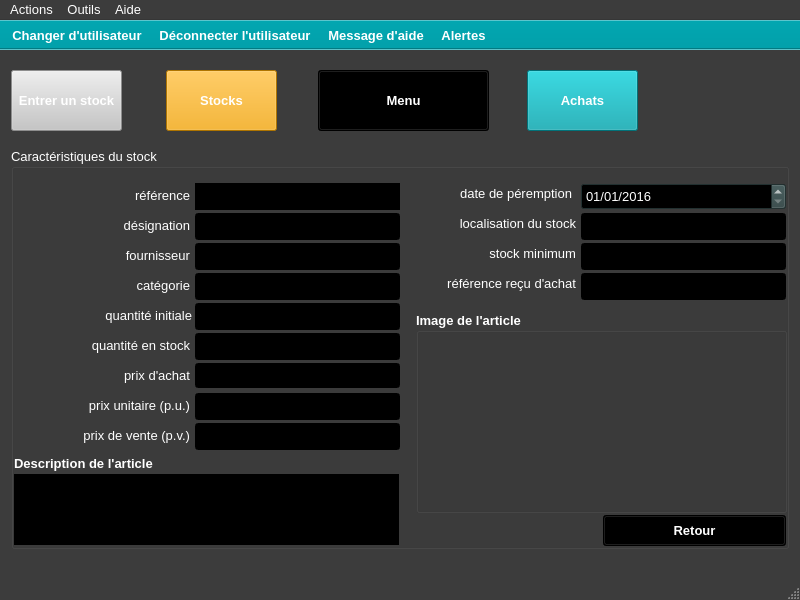
This is ui/yeroth-erp-achats-detail-window.ui in xnoumbissinoundou/yeroth-erp-3.0 as Qt 5 draws it before an edit. The edited form follows.
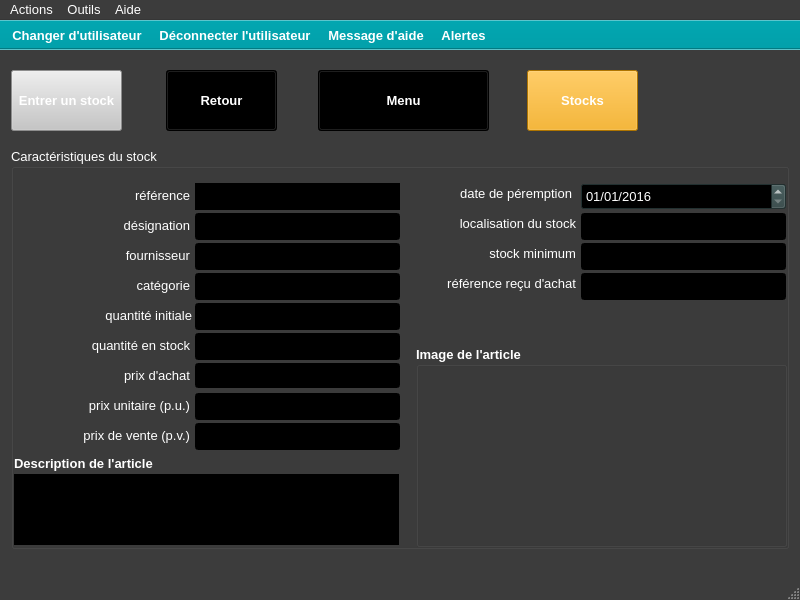
This is the edited form. Icons and pictures are not drawn. Custom widgets are drawn as their Qt base class.

Commit message: On branch master 	modified:   bin/yeroth-erp-3-0_english.qm 	modified:   src/windows/yeroth-erp-achats-detail-window.cpp 	modified:   ui/yeroth-erp-achats-detail-window.ui 	modified:   yeroth-erp-3-0_english.ts

```diff
--- a/ui/yeroth-erp-achats-detail-window.ui
+++ b/ui/yeroth-erp-achats-detail-window.ui
@@ -872,7 +872,7 @@
      <string>Entrer un stock</string>
     </property>
    </widget>
-   <widget class="YerothPushButton" name="pushButton_lister">
+   <widget class="YerothPushButton" name="pushButton_retour">
     <property name="geometry">
      <rect>
       <x>166</x>
@@ -887,17 +887,17 @@
        <colorrole role="WindowText">
         <brush brushstyle="SolidPattern">
          <color alpha="255">
-          <red>0</red>
-          <green>0</green>
-          <blue>0</blue>
+          <red>255</red>
+          <green>255</green>
+          <blue>255</blue>
          </color>
         </brush>
        </colorrole>
        <colorrole role="Button">
         <brush brushstyle="SolidPattern">
          <color alpha="255">
-          <red>243</red>
-          <green>162</green>
+          <red>0</red>
+          <green>0</green>
           <blue>0</blue>
          </color>
         </brush>
@@ -905,26 +905,26 @@
        <colorrole role="Light">
         <brush brushstyle="SolidPattern">
          <color alpha="255">
-          <red>255</red>
-          <green>207</green>
-          <blue>109</blue>
+          <red>0</red>
+          <green>0</green>
+          <blue>0</blue>
          </color>
         </brush>
        </colorrole>
        <colorrole role="Midlight">
         <brush brushstyle="SolidPattern">
          <color alpha="255">
-          <red>249</red>
-          <green>184</green>
-          <blue>54</blue>
+          <red>0</red>
+          <green>0</green>
+          <blue>0</blue>
          </color>
         </brush>
        </colorrole>
        <colorrole role="Dark">
         <brush brushstyle="SolidPattern">
          <color alpha="255">
-          <red>121</red>
-          <green>81</green>
+          <red>0</red>
+          <green>0</green>
           <blue>0</blue>
          </color>
         </brush>
@@ -932,8 +932,8 @@
        <colorrole role="Mid">
         <brush brushstyle="SolidPattern">
          <color alpha="255">
-          <red>162</red>
-          <green>108</green>
+          <red>0</red>
+          <green>0</green>
           <blue>0</blue>
          </color>
         </brush>
@@ -941,9 +941,9 @@
        <colorrole role="Text">
         <brush brushstyle="SolidPattern">
          <color alpha="255">
-          <red>0</red>
-          <green>0</green>
-          <blue>0</blue>
+          <red>255</red>
+          <green>255</green>
+          <blue>255</blue>
          </color>
         </brush>
        </colorrole>
@@ -968,17 +968,17 @@
        <colorrole role="Base">
         <brush brushstyle="SolidPattern">
          <color alpha="255">
-          <red>255</red>
-          <green>255</green>
-          <blue>255</blue>
+          <red>0</red>
+          <green>0</green>
+          <blue>0</blue>
          </color>
         </brush>
        </colorrole>
        <colorrole role="Window">
         <brush brushstyle="SolidPattern">
          <color alpha="255">
-          <red>243</red>
-          <green>162</green>
+          <red>0</red>
+          <green>0</green>
           <blue>0</blue>
          </color>
         </brush>
@@ -995,9 +995,9 @@
        <colorrole role="AlternateBase">
         <brush brushstyle="SolidPattern">
          <color alpha="255">
-          <red>249</red>
-          <green>208</green>
-          <blue>127</blue>
+          <red>0</red>
+          <green>0</green>
+          <blue>0</blue>
          </color>
         </brush>
        </colorrole>
@@ -1024,17 +1024,17 @@
        <colorrole role="WindowText">
         <brush brushstyle="SolidPattern">
          <color alpha="255">
-          <red>0</red>
-          <green>0</green>
-          <blue>0</blue>
+          <red>255</red>
+          <green>255</green>
+          <blue>255</blue>
          </color>
         </brush>
        </colorrole>
        <colorrole role="Button">
         <brush brushstyle="SolidPattern">
          <color alpha="255">
-          <red>243</red>
-          <green>162</green>
+          <red>0</red>
+          <green>0</green>
           <blue>0</blue>
          </color>
         </brush>
@@ -1042,26 +1042,26 @@
        <colorrole role="Light">
         <brush brushstyle="SolidPattern">
          <color alpha="255">
-          <red>255</red>
-          <green>207</green>
-          <blue>109</blue>
+          <red>0</red>
+          <green>0</green>
+          <blue>0</blue>
          </color>
         </brush>
        </colorrole>
        <colorrole role="Midlight">
         <brush brushstyle="SolidPattern">
          <color alpha="255">
-          <red>249</red>
-          <green>184</green>
-          <blue>54</blue>
+          <red>0</red>
+          <green>0</green>
+          <blue>0</blue>
          </color>
         </brush>
        </colorrole>
        <colorrole role="Dark">
         <brush brushstyle="SolidPattern">
          <color alpha="255">
-          <red>121</red>
-          <green>81</green>
+          <red>0</red>
+          <green>0</green>
           <blue>0</blue>
          </color>
         </brush>
@@ -1069,8 +1069,8 @@
        <colorrole role="Mid">
         <brush brushstyle="SolidPattern">
          <color alpha="255">
-          <red>162</red>
-          <green>108</green>
+          <red>0</red>
+          <green>0</green>
           <blue>0</blue>
          </color>
         </brush>
@@ -1078,9 +1078,9 @@
        <colorrole role="Text">
         <brush brushstyle="SolidPattern">
          <color alpha="255">
-          <red>0</red>
-          <green>0</green>
-          <blue>0</blue>
+          <red>255</red>
+          <green>255</green>
+          <blue>255</blue>
          </color>
         </brush>
        </colorrole>
@@ -1105,17 +1105,17 @@
        <colorrole role="Base">
         <brush brushstyle="SolidPattern">
          <color alpha="255">
-          <red>255</red>
-          <green>255</green>
-          <blue>255</blue>
+          <red>0</red>
+          <green>0</green>
+          <blue>0</blue>
          </color>
         </brush>
        </colorrole>
        <colorrole role="Window">
         <brush brushstyle="SolidPattern">
          <color alpha="255">
-          <red>243</red>
-          <green>162</green>
+          <red>0</red>
+          <green>0</green>
           <blue>0</blue>
          </color>
         </brush>
@@ -1132,9 +1132,9 @@
        <colorrole role="AlternateBase">
         <brush brushstyle="SolidPattern">
          <color alpha="255">
-          <red>249</red>
-          <green>208</green>
-          <blue>127</blue>
+          <red>0</red>
+          <green>0</green>
+          <blue>0</blue>
          </color>
         </brush>
        </colorrole>
@@ -1161,8 +1161,8 @@
        <colorrole role="WindowText">
         <brush brushstyle="SolidPattern">
          <color alpha="255">
-          <red>121</red>
-          <green>81</green>
+          <red>0</red>
+          <green>0</green>
           <blue>0</blue>
          </color>
         </brush>
@@ -1170,8 +1170,8 @@
        <colorrole role="Button">
         <brush brushstyle="SolidPattern">
          <color alpha="255">
-          <red>243</red>
-          <green>162</green>
+          <red>0</red>
+          <green>0</green>
           <blue>0</blue>
          </color>
         </brush>
@@ -1179,26 +1179,26 @@
        <colorrole role="Light">
         <brush brushstyle="SolidPattern">
          <color alpha="255">
-          <red>255</red>
-          <green>207</green>
-          <blue>109</blue>
+          <red>0</red>
+          <green>0</green>
+          <blue>0</blue>
          </color>
         </brush>
        </colorrole>
        <colorrole role="Midlight">
         <brush brushstyle="SolidPattern">
          <color alpha="255">
-          <red>249</red>
-          <green>184</green>
-          <blue>54</blue>
+          <red>0</red>
+          <green>0</green>
+          <blue>0</blue>
          </color>
         </brush>
        </colorrole>
        <colorrole role="Dark">
         <brush brushstyle="SolidPattern">
          <color alpha="255">
-          <red>121</red>
-          <green>81</green>
+          <red>0</red>
+          <green>0</green>
           <blue>0</blue>
          </color>
         </brush>
@@ -1206,8 +1206,8 @@
        <colorrole role="Mid">
         <brush brushstyle="SolidPattern">
          <color alpha="255">
-          <red>162</red>
-          <green>108</green>
+          <red>0</red>
+          <green>0</green>
           <blue>0</blue>
          </color>
         </brush>
@@ -1215,8 +1215,8 @@
        <colorrole role="Text">
         <brush brushstyle="SolidPattern">
          <color alpha="255">
-          <red>121</red>
-          <green>81</green>
+          <red>0</red>
+          <green>0</green>
           <blue>0</blue>
          </color>
         </brush>
@@ -1233,8 +1233,8 @@
        <colorrole role="ButtonText">
         <brush brushstyle="SolidPattern">
          <color alpha="255">
-          <red>121</red>
-          <green>81</green>
+          <red>0</red>
+          <green>0</green>
           <blue>0</blue>
          </color>
         </brush>
@@ -1242,8 +1242,8 @@
        <colorrole role="Base">
         <brush brushstyle="SolidPattern">
          <color alpha="255">
-          <red>243</red>
-          <green>162</green>
+          <red>0</red>
+          <green>0</green>
           <blue>0</blue>
          </color>
         </brush>
@@ -1251,8 +1251,8 @@
        <colorrole role="Window">
         <brush brushstyle="SolidPattern">
          <color alpha="255">
-          <red>243</red>
-          <green>162</green>
+          <red>0</red>
+          <green>0</green>
           <blue>0</blue>
          </color>
         </brush>
@@ -1269,8 +1269,8 @@
        <colorrole role="AlternateBase">
         <brush brushstyle="SolidPattern">
          <color alpha="255">
-          <red>243</red>
-          <green>162</green>
+          <red>0</red>
+          <green>0</green>
           <blue>0</blue>
          </color>
         </brush>
@@ -1304,10 +1304,10 @@
      </font>
     </property>
     <property name="text">
-     <string>Stocks</string>
+     <string>Retour</string>
     </property>
    </widget>
-   <widget class="YerothPushButton" name="pushButton_achats">
+   <widget class="YerothPushButton" name="pushButton_lister">
     <property name="geometry">
      <rect>
       <x>527</x>
@@ -1331,45 +1331,45 @@
        <colorrole role="Button">
         <brush brushstyle="SolidPattern">
          <color alpha="255">
-          <red>2</red>
-          <green>160</green>
-          <blue>170</blue>
+          <red>243</red>
+          <green>162</green>
+          <blue>0</blue>
          </color>
         </brush>
        </colorrole>
        <colorrole role="Light">
         <brush brushstyle="SolidPattern">
          <color alpha="255">
-          <red>3</red>
-          <green>240</green>
-          <blue>255</blue>
+          <red>255</red>
+          <green>207</green>
+          <blue>109</blue>
          </color>
         </brush>
        </colorrole>
        <colorrole role="Midlight">
         <brush brushstyle="SolidPattern">
          <color alpha="255">
-          <red>2</red>
-          <green>200</green>
-          <blue>212</blue>
+          <red>249</red>
+          <green>184</green>
+          <blue>54</blue>
          </color>
         </brush>
        </colorrole>
        <colorrole role="Dark">
         <brush brushstyle="SolidPattern">
          <color alpha="255">
-          <red>1</red>
-          <green>80</green>
-          <blue>85</blue>
+          <red>121</red>
+          <green>81</green>
+          <blue>0</blue>
          </color>
         </brush>
        </colorrole>
        <colorrole role="Mid">
         <brush brushstyle="SolidPattern">
          <color alpha="255">
-          <red>1</red>
-          <green>107</green>
-          <blue>113</blue>
+          <red>162</red>
+          <green>108</green>
+          <blue>0</blue>
          </color>
         </brush>
        </colorrole>
@@ -1412,9 +1412,9 @@
        <colorrole role="Window">
         <brush brushstyle="SolidPattern">
          <color alpha="255">
-          <red>2</red>
-          <green>160</green>
-          <blue>170</blue>
+          <red>243</red>
+          <green>162</green>
+          <blue>0</blue>
          </color>
         </brush>
        </colorrole>
@@ -1430,9 +1430,9 @@
        <colorrole role="AlternateBase">
         <brush brushstyle="SolidPattern">
          <color alpha="255">
-          <red>128</red>
-          <green>207</green>
-          <blue>212</blue>
+          <red>249</red>
+          <green>208</green>
+          <blue>127</blue>
          </color>
         </brush>
        </colorrole>
@@ -1468,45 +1468,45 @@
        <colorrole role="Button">
         <brush brushstyle="SolidPattern">
          <color alpha="255">
-          <red>2</red>
-          <green>160</green>
-          <blue>170</blue>
+          <red>243</red>
+          <green>162</green>
+          <blue>0</blue>
          </color>
         </brush>
        </colorrole>
        <colorrole role="Light">
         <brush brushstyle="SolidPattern">
          <color alpha="255">
-          <red>3</red>
-          <green>240</green>
-          <blue>255</blue>
+          <red>255</red>
+          <green>207</green>
+          <blue>109</blue>
          </color>
         </brush>
        </colorrole>
        <colorrole role="Midlight">
         <brush brushstyle="SolidPattern">
          <color alpha="255">
-          <red>2</red>
-          <green>200</green>
-          <blue>212</blue>
+          <red>249</red>
+          <green>184</green>
+          <blue>54</blue>
          </color>
         </brush>
        </colorrole>
        <colorrole role="Dark">
         <brush brushstyle="SolidPattern">
          <color alpha="255">
-          <red>1</red>
-          <green>80</green>
-          <blue>85</blue>
+          <red>121</red>
+          <green>81</green>
+          <blue>0</blue>
          </color>
         </brush>
        </colorrole>
        <colorrole role="Mid">
         <brush brushstyle="SolidPattern">
          <color alpha="255">
-          <red>1</red>
-          <green>107</green>
-          <blue>113</blue>
+          <red>162</red>
+          <green>108</green>
+          <blue>0</blue>
          </color>
         </brush>
        </colorrole>
@@ -1549,9 +1549,9 @@
        <colorrole role="Window">
         <brush brushstyle="SolidPattern">
          <color alpha="255">
-          <red>2</red>
-          <green>160</green>
-          <blue>170</blue>
+          <red>243</red>
+          <green>162</green>
+          <blue>0</blue>
          </color>
         </brush>
        </colorrole>
@@ -1567,9 +1567,9 @@
        <colorrole role="AlternateBase">
         <brush brushstyle="SolidPattern">
          <color alpha="255">
-          <red>128</red>
-          <green>207</green>
-          <blue>212</blue>
+          <red>249</red>
+          <green>208</green>
+          <blue>127</blue>
          </color>
         </brush>
        </colorrole>
@@ -1596,63 +1596,63 @@
        <colorrole role="WindowText">
         <brush brushstyle="SolidPattern">
          <color alpha="255">
-          <red>1</red>
-          <green>80</green>
-          <blue>85</blue>
+          <red>121</red>
+          <green>81</green>
+          <blue>0</blue>
          </color>
         </brush>
        </colorrole>
        <colorrole role="Button">
         <brush brushstyle="SolidPattern">
          <color alpha="255">
-          <red>2</red>
-          <green>160</green>
-          <blue>170</blue>
+          <red>243</red>
+          <green>162</green>
+          <blue>0</blue>
          </color>
         </brush>
        </colorrole>
        <colorrole role="Light">
         <brush brushstyle="SolidPattern">
          <color alpha="255">
-          <red>3</red>
-          <green>240</green>
-          <blue>255</blue>
+          <red>255</red>
+          <green>207</green>
+          <blue>109</blue>
          </color>
         </brush>
        </colorrole>
        <colorrole role="Midlight">
         <brush brushstyle="SolidPattern">
          <color alpha="255">
-          <red>2</red>
-          <green>200</green>
-          <blue>212</blue>
+          <red>249</red>
+          <green>184</green>
+          <blue>54</blue>
          </color>
         </brush>
        </colorrole>
        <colorrole role="Dark">
         <brush brushstyle="SolidPattern">
          <color alpha="255">
-          <red>1</red>
-          <green>80</green>
-          <blue>85</blue>
+          <red>121</red>
+          <green>81</green>
+          <blue>0</blue>
          </color>
         </brush>
        </colorrole>
        <colorrole role="Mid">
         <brush brushstyle="SolidPattern">
          <color alpha="255">
-          <red>1</red>
-          <green>107</green>
-          <blue>113</blue>
+          <red>162</red>
+          <green>108</green>
+          <blue>0</blue>
          </color>
         </brush>
        </colorrole>
        <colorrole role="Text">
         <brush brushstyle="SolidPattern">
          <color alpha="255">
-          <red>1</red>
-          <green>80</green>
-          <blue>85</blue>
+          <red>121</red>
+          <green>81</green>
+          <blue>0</blue>
          </color>
         </brush>
        </colorrole>
@@ -1668,27 +1668,27 @@
        <colorrole role="ButtonText">
         <brush brushstyle="SolidPattern">
          <color alpha="255">
-          <red>1</red>
-          <green>80</green>
-          <blue>85</blue>
+          <red>121</red>
+          <green>81</green>
+          <blue>0</blue>
          </color>
         </brush>
        </colorrole>
        <colorrole role="Base">
         <brush brushstyle="SolidPattern">
          <color alpha="255">
-          <red>2</red>
-          <green>160</green>
-          <blue>170</blue>
+          <red>243</red>
+          <green>162</green>
+          <blue>0</blue>
          </color>
         </brush>
        </colorrole>
        <colorrole role="Window">
         <brush brushstyle="SolidPattern">
          <color alpha="255">
-          <red>2</red>
-          <green>160</green>
-          <blue>170</blue>
+          <red>243</red>
+          <green>162</green>
+          <blue>0</blue>
          </color>
         </brush>
        </colorrole>
@@ -1704,9 +1704,9 @@
        <colorrole role="AlternateBase">
         <brush brushstyle="SolidPattern">
          <color alpha="255">
-          <red>2</red>
-          <green>160</green>
-          <blue>170</blue>
+          <red>243</red>
+          <green>162</green>
+          <blue>0</blue>
          </color>
         </brush>
        </colorrole>
@@ -1739,7 +1739,7 @@
      </font>
     </property>
     <property name="text">
-     <string>Achats</string>
+     <string>Stocks</string>
     </property>
    </widget>
    <widget class="YerothPushButton" name="pushButton_menu">
@@ -4478,7 +4478,7 @@
      <property name="geometry">
       <rect>
        <x>405</x>
-       <y>164</y>
+       <y>198</y>
        <width>371</width>
        <height>201</height>
       </rect>
@@ -4510,441 +4510,6 @@
       </property>
      </widget>
     </widget>
-    <widget class="YerothPushButton" name="pushButton_retour">
-     <property name="geometry">
-      <rect>
-       <x>592</x>
-       <y>367</y>
-       <width>183</width>
-       <height>31</height>
-      </rect>
-     </property>
-     <property name="palette">
-      <palette>
-       <active>
-        <colorrole role="WindowText">
-         <brush brushstyle="SolidPattern">
-          <color alpha="255">
-           <red>255</red>
-           <green>255</green>
-           <blue>255</blue>
-          </color>
-         </brush>
-        </colorrole>
-        <colorrole role="Button">
-         <brush brushstyle="SolidPattern">
-          <color alpha="255">
-           <red>0</red>
-           <green>0</green>
-           <blue>0</blue>
-          </color>
-         </brush>
-        </colorrole>
-        <colorrole role="Light">
-         <brush brushstyle="SolidPattern">
-          <color alpha="255">
-           <red>0</red>
-           <green>0</green>
-           <blue>0</blue>
-          </color>
-         </brush>
-        </colorrole>
-        <colorrole role="Midlight">
-         <brush brushstyle="SolidPattern">
-          <color alpha="255">
-           <red>0</red>
-           <green>0</green>
-           <blue>0</blue>
-          </color>
-         </brush>
-        </colorrole>
-        <colorrole role="Dark">
-         <brush brushstyle="SolidPattern">
-          <color alpha="255">
-           <red>0</red>
-           <green>0</green>
-           <blue>0</blue>
-          </color>
-         </brush>
-        </colorrole>
-        <colorrole role="Mid">
-         <brush brushstyle="SolidPattern">
-          <color alpha="255">
-           <red>0</red>
-           <green>0</green>
-           <blue>0</blue>
-          </color>
-         </brush>
-        </colorrole>
-        <colorrole role="Text">
-         <brush brushstyle="SolidPattern">
-          <color alpha="255">
-           <red>255</red>
-           <green>255</green>
-           <blue>255</blue>
-          </color>
-         </brush>
-        </colorrole>
-        <colorrole role="BrightText">
-         <brush brushstyle="SolidPattern">
-          <color alpha="255">
-           <red>255</red>
-           <green>255</green>
-           <blue>255</blue>
-          </color>
-         </brush>
-        </colorrole>
-        <colorrole role="ButtonText">
-         <brush brushstyle="SolidPattern">
-          <color alpha="255">
-           <red>255</red>
-           <green>255</green>
-           <blue>255</blue>
-          </color>
-         </brush>
-        </colorrole>
-        <colorrole role="Base">
-         <brush brushstyle="SolidPattern">
-          <color alpha="255">
-           <red>0</red>
-           <green>0</green>
-           <blue>0</blue>
-          </color>
-         </brush>
-        </colorrole>
-        <colorrole role="Window">
-         <brush brushstyle="SolidPattern">
-          <color alpha="255">
-           <red>0</red>
-           <green>0</green>
-           <blue>0</blue>
-          </color>
-         </brush>
-        </colorrole>
-        <colorrole role="Shadow">
-         <brush brushstyle="SolidPattern">
-          <color alpha="255">
-           <red>0</red>
-           <green>0</green>
-           <blue>0</blue>
-          </color>
-         </brush>
-        </colorrole>
-        <colorrole role="AlternateBase">
-         <brush brushstyle="SolidPattern">
-          <color alpha="255">
-           <red>0</red>
-           <green>0</green>
-           <blue>0</blue>
-          </color>
-         </brush>
-        </colorrole>
-        <colorrole role="ToolTipBase">
-         <brush brushstyle="SolidPattern">
-          <color alpha="255">
-           <red>255</red>
-           <green>255</green>
-           <blue>220</blue>
-          </color>
-         </brush>
-        </colorrole>
-        <colorrole role="ToolTipText">
-         <brush brushstyle="SolidPattern">
-          <color alpha="255">
-           <red>0</red>
-           <green>0</green>
-           <blue>0</blue>
-          </color>
-         </brush>
-        </colorrole>
-       </active>
-       <inactive>
-        <colorrole role="WindowText">
-         <brush brushstyle="SolidPattern">
-          <color alpha="255">
-           <red>255</red>
-           <green>255</green>
-           <blue>255</blue>
-          </color>
-         </brush>
-        </colorrole>
-        <colorrole role="Button">
-         <brush brushstyle="SolidPattern">
-          <color alpha="255">
-           <red>0</red>
-           <green>0</green>
-           <blue>0</blue>
-          </color>
-         </brush>
-        </colorrole>
-        <colorrole role="Light">
-         <brush brushstyle="SolidPattern">
-          <color alpha="255">
-           <red>0</red>
-           <green>0</green>
-           <blue>0</blue>
-          </color>
-         </brush>
-        </colorrole>
-        <colorrole role="Midlight">
-         <brush brushstyle="SolidPattern">
-          <color alpha="255">
-           <red>0</red>
-           <green>0</green>
-           <blue>0</blue>
-          </color>
-         </brush>
-        </colorrole>
-        <colorrole role="Dark">
-         <brush brushstyle="SolidPattern">
-          <color alpha="255">
-           <red>0</red>
-           <green>0</green>
-           <blue>0</blue>
-          </color>
-         </brush>
-        </colorrole>
-        <colorrole role="Mid">
-         <brush brushstyle="SolidPattern">
-          <color alpha="255">
-           <red>0</red>
-           <green>0</green>
-           <blue>0</blue>
-          </color>
-         </brush>
-        </colorrole>
-        <colorrole role="Text">
-         <brush brushstyle="SolidPattern">
-          <color alpha="255">
-           <red>255</red>
-           <green>255</green>
-           <blue>255</blue>
-          </color>
-         </brush>
-        </colorrole>
-        <colorrole role="BrightText">
-         <brush brushstyle="SolidPattern">
-          <color alpha="255">
-           <red>255</red>
-           <green>255</green>
-           <blue>255</blue>
-          </color>
-         </brush>
-        </colorrole>
-        <colorrole role="ButtonText">
-         <brush brushstyle="SolidPattern">
-          <color alpha="255">
-           <red>255</red>
-           <green>255</green>
-           <blue>255</blue>
-          </color>
-         </brush>
-        </colorrole>
-        <colorrole role="Base">
-         <brush brushstyle="SolidPattern">
-          <color alpha="255">
-           <red>0</red>
-           <green>0</green>
-           <blue>0</blue>
-          </color>
-         </brush>
-        </colorrole>
-        <colorrole role="Window">
-         <brush brushstyle="SolidPattern">
-          <color alpha="255">
-           <red>0</red>
-           <green>0</green>
-           <blue>0</blue>
-          </color>
-         </brush>
-        </colorrole>
-        <colorrole role="Shadow">
-         <brush brushstyle="SolidPattern">
-          <color alpha="255">
-           <red>0</red>
-           <green>0</green>
-           <blue>0</blue>
-          </color>
-         </brush>
-        </colorrole>
-        <colorrole role="AlternateBase">
-         <brush brushstyle="SolidPattern">
-          <color alpha="255">
-           <red>0</red>
-           <green>0</green>
-           <blue>0</blue>
-          </color>
-         </brush>
-        </colorrole>
-        <colorrole role="ToolTipBase">
-         <brush brushstyle="SolidPattern">
-          <color alpha="255">
-           <red>255</red>
-           <green>255</green>
-           <blue>220</blue>
-          </color>
-         </brush>
-        </colorrole>
-        <colorrole role="ToolTipText">
-         <brush brushstyle="SolidPattern">
-          <color alpha="255">
-           <red>0</red>
-           <green>0</green>
-           <blue>0</blue>
-          </color>
-         </brush>
-        </colorrole>
-       </inactive>
-       <disabled>
-        <colorrole role="WindowText">
-         <brush brushstyle="SolidPattern">
-          <color alpha="255">
-           <red>0</red>
-           <green>0</green>
-           <blue>0</blue>
-          </color>
-         </brush>
-        </colorrole>
-        <colorrole role="Button">
-         <brush brushstyle="SolidPattern">
-          <color alpha="255">
-           <red>0</red>
-           <green>0</green>
-           <blue>0</blue>
-          </color>
-         </brush>
-        </colorrole>
-        <colorrole role="Light">
-         <brush brushstyle="SolidPattern">
-          <color alpha="255">
-           <red>0</red>
-           <green>0</green>
-           <blue>0</blue>
-          </color>
-         </brush>
-        </colorrole>
-        <colorrole role="Midlight">
-         <brush brushstyle="SolidPattern">
-          <color alpha="255">
-           <red>0</red>
-           <green>0</green>
-           <blue>0</blue>
-          </color>
-         </brush>
-        </colorrole>
-        <colorrole role="Dark">
-         <brush brushstyle="SolidPattern">
-          <color alpha="255">
-           <red>0</red>
-           <green>0</green>
-           <blue>0</blue>
-          </color>
-         </brush>
-        </colorrole>
-        <colorrole role="Mid">
-         <brush brushstyle="SolidPattern">
-          <color alpha="255">
-           <red>0</red>
-           <green>0</green>
-           <blue>0</blue>
-          </color>
-         </brush>
-        </colorrole>
-        <colorrole role="Text">
-         <brush brushstyle="SolidPattern">
-          <color alpha="255">
-           <red>0</red>
-           <green>0</green>
-           <blue>0</blue>
-          </color>
-         </brush>
-        </colorrole>
-        <colorrole role="BrightText">
-         <brush brushstyle="SolidPattern">
-          <color alpha="255">
-           <red>255</red>
-           <green>255</green>
-           <blue>255</blue>
-          </color>
-         </brush>
-        </colorrole>
-        <colorrole role="ButtonText">
-         <brush brushstyle="SolidPattern">
-          <color alpha="255">
-           <red>0</red>
-           <green>0</green>
-           <blue>0</blue>
-          </color>
-         </brush>
-        </colorrole>
-        <colorrole role="Base">
-         <brush brushstyle="SolidPattern">
-          <color alpha="255">
-           <red>0</red>
-           <green>0</green>
-           <blue>0</blue>
-          </color>
-         </brush>
-        </colorrole>
-        <colorrole role="Window">
-         <brush brushstyle="SolidPattern">
-          <color alpha="255">
-           <red>0</red>
-           <green>0</green>
-           <blue>0</blue>
-          </color>
-         </brush>
-        </colorrole>
-        <colorrole role="Shadow">
-         <brush brushstyle="SolidPattern">
-          <color alpha="255">
-           <red>0</red>
-           <green>0</green>
-           <blue>0</blue>
-          </color>
-         </brush>
-        </colorrole>
-        <colorrole role="AlternateBase">
-         <brush brushstyle="SolidPattern">
-          <color alpha="255">
-           <red>0</red>
-           <green>0</green>
-           <blue>0</blue>
-          </color>
-         </brush>
-        </colorrole>
-        <colorrole role="ToolTipBase">
-         <brush brushstyle="SolidPattern">
-          <color alpha="255">
-           <red>255</red>
-           <green>255</green>
-           <blue>220</blue>
-          </color>
-         </brush>
-        </colorrole>
-        <colorrole role="ToolTipText">
-         <brush brushstyle="SolidPattern">
-          <color alpha="255">
-           <red>0</red>
-           <green>0</green>
-           <blue>0</blue>
-          </color>
-         </brush>
-        </colorrole>
-       </disabled>
-      </palette>
-     </property>
-     <property name="font">
-      <font>
-       <pointsize>10</pointsize>
-       <weight>75</weight>
-       <bold>true</bold>
-      </font>
-     </property>
-     <property name="text">
-      <string>Retour</string>
-     </property>
-    </widget>
     <widget class="QLabel" name="label_prix_vente">
      <property name="geometry">
       <rect>
```
Left out of the diff: 46 changed lines with no effect on the pictures. The commit also changes 3 other files.
